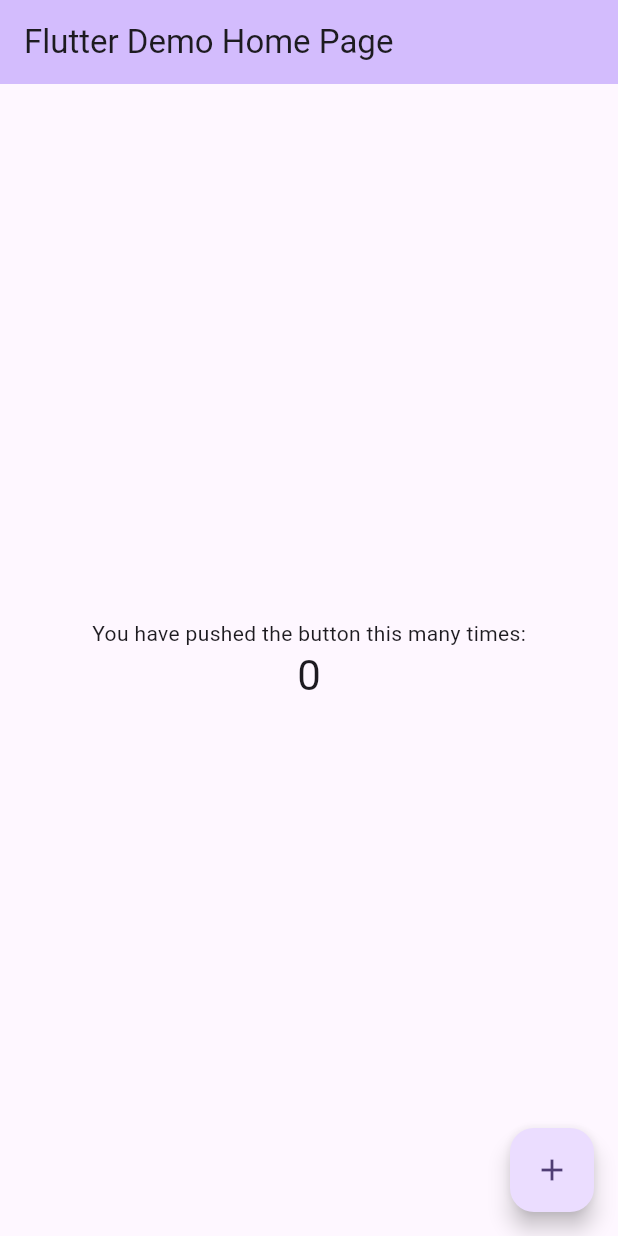
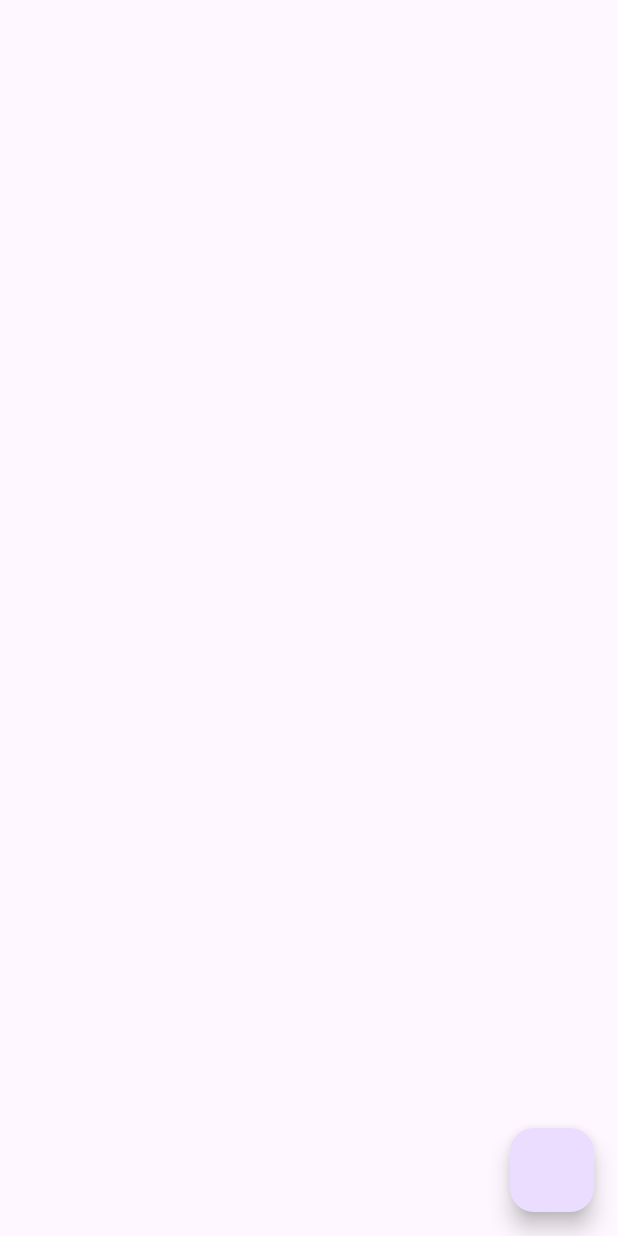
Before and after one commit to Abhaykevat/flutter-getx, a Flutter app: the screen it shows after launch, on a phone screen of 412 x 824 dp. Run offline on Flutter 3.47's test engine with Material 3 defaults, Android fonts, the light colour scheme and no system bars; our stand-ins replace get.

Commit message:
changes in second branch

```diff
--- /dev/null
+++ b/lib/home_screen.dart
@@ -0,0 +1,26 @@
+import 'package:flutter/material.dart';
+import 'package:get/get.dart';
+
+class HomeScreen extends StatefulWidget {
+  const HomeScreen({super.key});
+
+  @override
+  State<HomeScreen> createState() => _HomeScreenState();
+}
+
+class _HomeScreenState extends State<HomeScreen> {
+  @override
+  Widget build(BuildContext context) {
+    return Scaffold(
+      body: Column(children: [
+
+        ],
+      ),
+      floatingActionButton: FloatingActionButton(
+        onPressed: () {
+          Get.snackbar("Flutter Mate", "Subscribe to my Channel");
+        },
+      ),
+    );
+  }
+}
--- a/lib/main.dart
+++ b/lib/main.dart
@@ -1,4 +1,6 @@
 import 'package:flutter/material.dart';
+import 'package:get/get.dart';
+import 'package:getx_tut/home_screen.dart';
 
 void main() {
   runApp(const MyApp());
@@ -6,117 +8,14 @@ void main() {
 
 class MyApp extends StatelessWidget {
   const MyApp({super.key});
-
-  // This widget is the root of your application.
   @override
   Widget build(BuildContext context) {
-    return MaterialApp(
+    return GetMaterialApp(
       title: 'Flutter Demo',
       theme: ThemeData(
-        // This is the theme of your application.
-        //
-        // TRY THIS: Try running your application with "flutter run". You'll see
-        // the application has a purple toolbar. Then, without quitting the app,
-        // try changing the seedColor in the colorScheme below to Colors.green
-        // and then invoke "hot reload" (save your changes or press the "hot
-        // reload" button in a Flutter-supported IDE, or press "r" if you used
-        // the command line to start the app).
-        //
-        // Notice that the counter didn't reset back to zero; the application
-        // state is not lost during the reload. To reset the state, use hot
-        // restart instead.
-        //
-        // This works for code too, not just values: Most code changes can be
-        // tested with just a hot reload.
         colorScheme: ColorScheme.fromSeed(seedColor: Colors.deepPurple),
       ),
-      home: const MyHomePage(title: 'Flutter Demo Home Page'),
+      home: HomeScreen(),
     );
   }
 }
-
-class MyHomePage extends StatefulWidget {
-  const MyHomePage({super.key, required this.title});
-
-  // This widget is the home page of your application. It is stateful, meaning
-  // that it has a State object (defined below) that contains fields that affect
-  // how it looks.
-
-  // This class is the configuration for the state. It holds the values (in this
-  // case the title) provided by the parent (in this case the App widget) and
-  // used by the build method of the State. Fields in a Widget subclass are
-  // always marked "final".
-
-  final String title;
-
-  @override
-  State<MyHomePage> createState() => _MyHomePageState();
-}
-
-class _MyHomePageState extends State<MyHomePage> {
-  int _counter = 0;
-
-  void _incrementCounter() {
-    setState(() {
-      // This call to setState tells the Flutter framework that something has
-      // changed in this State, which causes it to rerun the build method below
-      // so that the display can reflect the updated values. If we changed
-      // _counter without calling setState(), then the build method would not be
-      // called again, and so nothing would appear to happen.
-      _counter++;
-    });
-  }
-
-  @override
-  Widget build(BuildContext context) {
-    // This method is rerun every time setState is called, for instance as done
-    // by the _incrementCounter method above.
-    //
-    // The Flutter framework has been optimized to make rerunning build methods
-    // fast, so that you can just rebuild anything that needs updating rather
-    // than having to individually change instances of widgets.
-    return Scaffold(
-      appBar: AppBar(
-        // TRY THIS: Try changing the color here to a specific color (to
-        // Colors.amber, perhaps?) and trigger a hot reload to see the AppBar
-        // change color while the other colors stay the same.
-        backgroundColor: Theme.of(context).colorScheme.inversePrimary,
-        // Here we take the value from the MyHomePage object that was created by
-        // the App.build method, and use it to set our appbar title.
-        title: Text(widget.title),
-      ),
-      body: Center(
-        // Center is a layout widget. It takes a single child and positions it
-        // in the middle of the parent.
-        child: Column(
-          // Column is also a layout widget. It takes a list of children and
-          // arranges them vertically. By default, it sizes itself to fit its
-          // children horizontally, and tries to be as tall as its parent.
-          //
-          // Column has various properties to control how it sizes itself and
-          // how it positions its children. Here we use mainAxisAlignment to
-          // center the children vertically; the main axis here is the vertical
-          // axis because Columns are vertical (the cross axis would be
-          // horizontal).
-          //
-          // TRY THIS: Invoke "debug painting" (choose the "Toggle Debug Paint"
-          // action in the IDE, or press "p" in the console), to see the
-          // wireframe for each widget.
-          mainAxisAlignment: MainAxisAlignment.center,
-          children: <Widget>[
-            const Text('You have pushed the button this many times:'),
-            Text(
-              '$_counter',
-              style: Theme.of(context).textTheme.headlineMedium,
-            ),
-          ],
-        ),
-      ),
-      floatingActionButton: FloatingActionButton(
-        onPressed: _incrementCounter,
-        tooltip: 'Increment',
-        child: const Icon(Icons.add),
-      ), // This trailing comma makes auto-formatting nicer for build methods.
-    );
-  }
-}
--- a/pubspec.yaml
+++ b/pubspec.yaml
@@ -34,6 +34,7 @@ dependencies:
   # The following adds the Cupertino Icons font to your application.
   # Use with the CupertinoIcons class for iOS style icons.
   cupertino_icons: ^1.0.8
+  get: ^4.7.2
 
 dev_dependencies:
   flutter_test:
```
